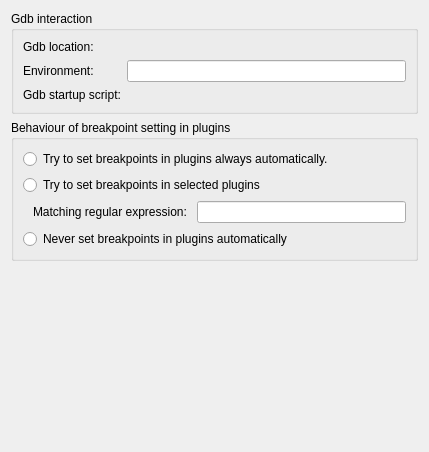
First picture: the form in src/plugins/debugger/gdb/gdboptionspage.ui, repository qt-creator/qt-creator, before the edit.
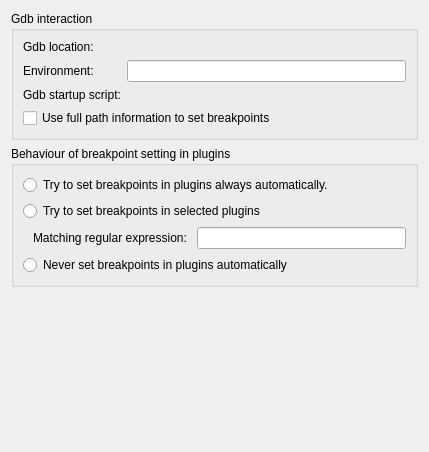
Second picture: the form after the edit. Custom widgets are drawn as their Qt base class.

Commit message: debugger: make use of full source file list optional (cherry picked from commit 8c52f5720cc2636d17c9ec752fcbccfc827ff9d8)

```diff
--- a/src/plugins/debugger/gdb/gdboptionspage.ui
+++ b/src/plugins/debugger/gdb/gdboptionspage.ui
@@ -62,6 +62,19 @@
       <item row="0" column="1">
        <widget class="Utils::PathChooser" name="gdbLocationChooser" native="true"/>
       </item>
+      <item row="3" column="0" colspan="2">
+       <widget class="QCheckBox" name="checkBoxUsePreciseBreakpoints">
+        <property name="text">
+         <string>Use full path information to set breakpoints</string>
+        </property>
+        <property name="toolTip">
+         <string>When this option is checked, the debugger plugin attempts
+to extract full path information for all source files from gdb. This is a
+slow process but enables setting breakpoints in files with the same file
+name in different directories.</string>
+        </property>
+       </widget>
+      </item>
      </layout>
     </widget>
    </item>
```
The commit also changes 6 other files.
